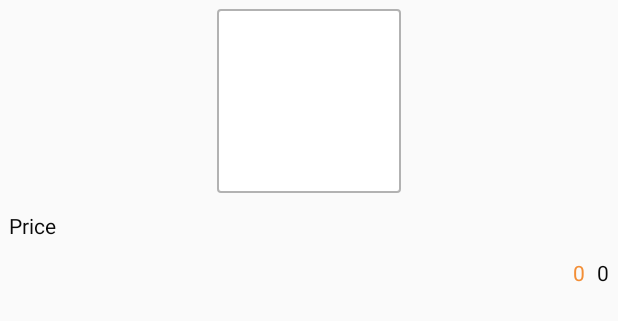
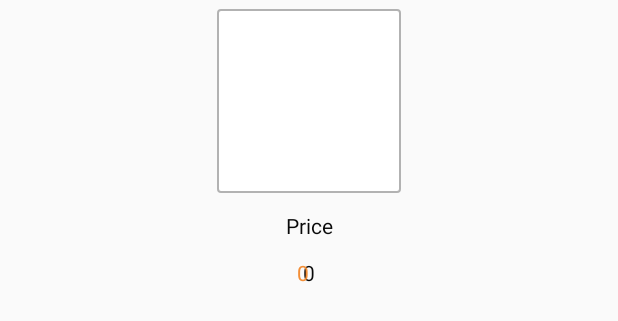
Before and after one commit to girgis/SoftExpertTask, an Android app: the layout adapter_category_product_item.xml on its own in the app's theme, with its tools: preview values and no code run, on a phone screen of 412 x 824 dp. Shown: the top 321 px of the screen. Run offline under Robolectric (Android 15) with nearby library versions, the phone set to English and light mode, and no system bars; network calls fail.

Commit message:
3/5/2021

```diff
--- a/app/src/main/res/layout/adapter_category_product_item.xml
+++ b/app/src/main/res/layout/adapter_category_product_item.xml
@@ -32,22 +32,24 @@
         android:layout_marginTop="12dp"
         android:text="@string/price_key_list"
         android:textColor="#090909"
-        android:textSize="14sp" />
+        android:textSize="14sp"
+        android:gravity="center"/>
 
     <TextView
         android:id="@+id/productQuantity_tv"
-        android:layout_width="wrap_content"
+        android:layout_width="match_parent"
         android:layout_height="wrap_content"
         app:layout_constraintTop_toBottomOf="@+id/productName_tv"
         app:layout_constraintEnd_toEndOf="parent"
         android:layout_marginTop="12dp"
         android:text="0"
         android:textColor="#090909"
-        android:textSize="14sp"/>
+        android:textSize="14sp"
+        android:gravity="center" />
 
     <TextView
         android:id="@+id/productQuantityType_tv"
-        android:layout_width="wrap_content"
+        android:layout_width="match_parent"
         android:layout_height="wrap_content"
         app:layout_constraintTop_toBottomOf="@+id/productName_tv"
         app:layout_constraintEnd_toStartOf="@+id/productQuantity_tv"
@@ -55,7 +57,8 @@
         android:layout_marginEnd="8dp"
         android:text="0"
         android:textColor="#F38E36"
-        android:textSize="14sp"/>
+        android:textSize="14sp"
+        android:gravity="center"/>
 
 
 </androidx.constraintlayout.widget.ConstraintLayout>
```
Also changed, not shown: app/src/main/java/com/tradex/pos/features/orderDetails/adapters/ProductDetailsAdapter.kt (+7 -1 lines), app/src/main/java/com/tradex/pos/features/returnOrders/adapters/ProductsReturnedAdapter.kt (+7 -1 lines), app/src/main/java/com/tradex/pos/features/scanning/adapters/ProductAdapter.kt (+7 -1 lines), app/src/main/java/com/tradex/pos/features/store/adapters/CategoryAdapter.kt (+7 -1 lines), app/src/main/java/com/tradex/pos/features/store/adapters/CategoryProductAdapter.kt (+7 -1 lines), app/src/main/java/com/tradex/pos/features/store/products/StoreProductsActivity.kt (+7 -1 lines), app/src/main/java/com/tradex/pos/features/store/ui/ProductClickedFragment.kt (+7 -1 lines), app/src/main/java/com/tradex/pos/features/success/SuccessfulActivity.kt (+17 -7 lines).
